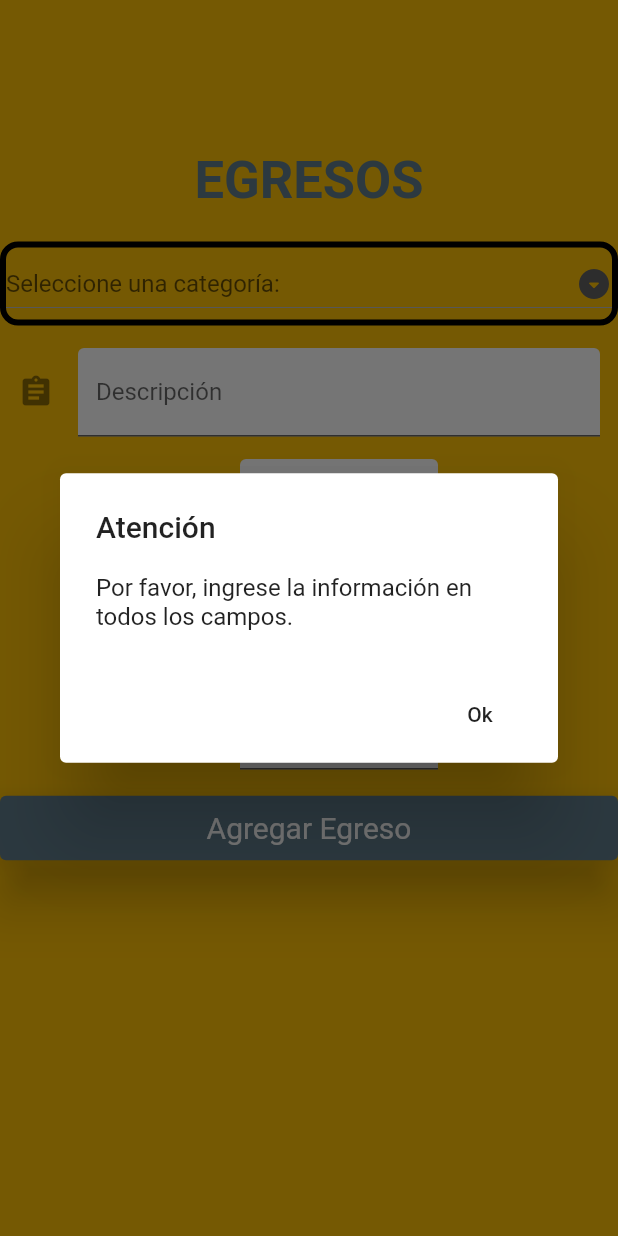
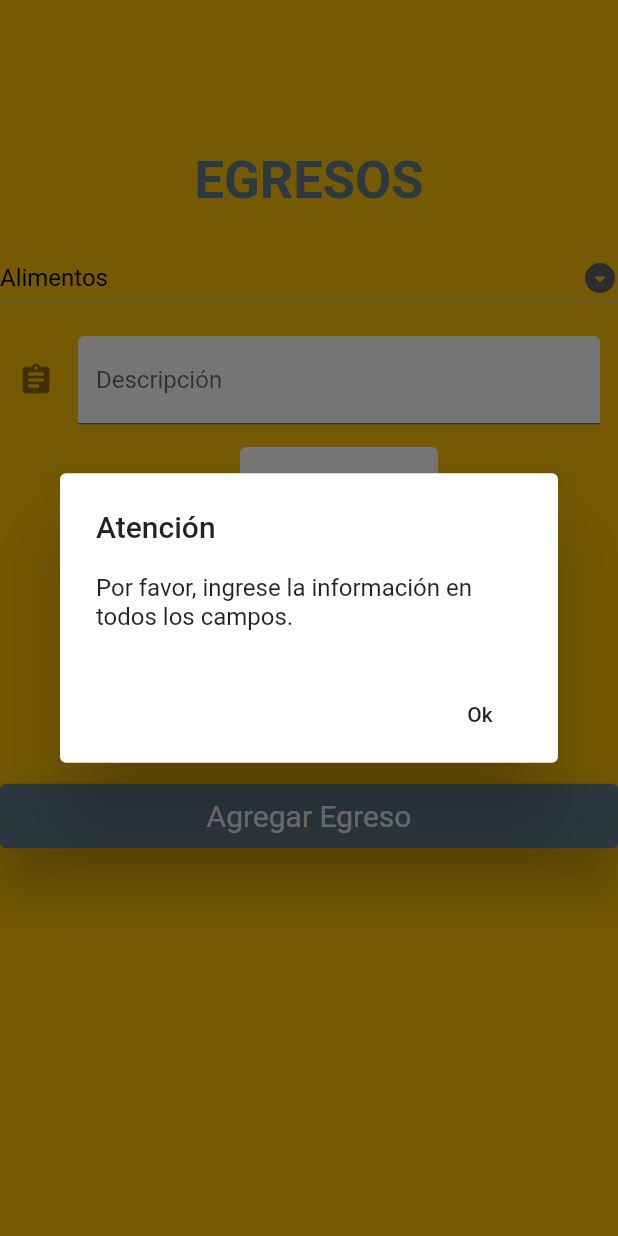
Before and after one commit to AlexisYael/ANT-EATER, a Flutter app: the Egresos screen opened directly with empty values, after a tap on "Agregar Egreso", on a phone screen of 412 x 824 dp. Run offline on Flutter 3.47's test engine with Material 2 defaults, Android fonts, the phone set to English and light mode, and no system bars; our stand-ins replace cloud_firestore, firebase_core, syncfusion_flutter_charts; accounts and stored records are empty.

Commit message:
DropDownButton ya funciona funcionando

```diff
--- a/lib/Egresos.dart
+++ b/lib/Egresos.dart
@@ -1,5 +1,6 @@
 // ignore_for_file: file_names, avoid_unnecessary_containers, sort_child_properties_last, no_leading_underscores_for_local_identifiers, unused_local_variable
 
+import 'dart:developer';
 import 'package:ant_eater/Ingresos.dart';
 import 'package:cloud_firestore/cloud_firestore.dart';
 import 'package:firebase_core/firebase_core.dart';
@@ -21,6 +22,8 @@ class _EgresosState extends State<Egresos> {
   TextEditingController eg_cant_Ctrl = TextEditingController();
   TextEditingController eg_prec_Ctrl = TextEditingController();
   TextEditingController eg_total_Ctrl = TextEditingController();
+  //Crear variable donde indicará el valor actual DropDownButton
+  String dropDownCurrentValue = "Alimentos";
 
   @override
   void dispose() {
@@ -34,13 +37,100 @@ class _EgresosState extends State<Egresos> {
   @override
   Widget build(BuildContext context) {
     return Scaffold(
-      body: cuerpo(eg_desc_Ctrl, eg_cant_Ctrl, eg_prec_Ctrl, eg_total_Ctrl,
-          widget.usuario),
-    );
+        //body: cuerpo(eg_desc_Ctrl, eg_cant_Ctrl, eg_prec_Ctrl, eg_total_Ctrl,widget.usuario),
+        body: Container(
+      child: Center(
+          child: ListView(
+        children: <Widget>[
+          const SizedBox(
+            height: 100,
+          ),
+          titulo(),
+          const SizedBox(
+            height: 20,
+          ),
+//EMpieza codigo para dropdownbutton
+
+          DropdownButton(
+              items: [
+                'Alimentos',
+                'Gastos Escolares',
+                'Transporte',
+                'Servicios',
+                'Gastos Medicos',
+                'Entretenimiento',
+                'Otros'
+              ].map<DropdownMenuItem<String>>((String value) {
+                return DropdownMenuItem<String>(
+                  value: value,
+                  child: Text(value),
+                );
+              }).toList(),
+              style: TextStyle(
+                color: Colors.black,
+                fontSize: 16,
+              ),
+              isExpanded: true,
+              dropdownColor: Colors.white,
+              //hint: Text(selectedValue),
+              icon: Icon(Icons.arrow_drop_down_circle_rounded),
+              value: dropDownCurrentValue,
+              onChanged: (String? valueIn) {
+                setState(() {
+                  dropDownCurrentValue = valueIn.toString();
+                });
+              }),
+//Termina codigo para dropdownButton
+          const SizedBox(
+            height: 15,
+          ),
+          campoDescripcion(eg_desc_Ctrl),
+          const SizedBox(
+            height: 15,
+          ),
+          campoCantidad(eg_cant_Ctrl),
+          const SizedBox(
+            height: 15,
+          ),
+          campoPrecio(eg_prec_Ctrl),
+          const SizedBox(
+            height: 15,
+          ),
+          campoTotal(eg_total_Ctrl),
+          const SizedBox(
+            height: 15,
+          ),
+          botonAgregar(dropDownCurrentValue, eg_desc_Ctrl, eg_cant_Ctrl,
+              eg_prec_Ctrl, eg_total_Ctrl, widget.usuario),
+        ],
+      )),
+
+/*
+          child: DropdownButton(
+              items: ["Opción 1", "Opción 2", "Opción 3"]
+                  .map<DropdownMenuItem<String>>((String value) {
+                return DropdownMenuItem<String>(
+                  value: value,
+                  child: Text(value),
+                );
+              }).toList(),
+              isExpanded: true,
+              dropdownColor: Colors.white,
+              //hint: Text(selectedValue),
+              icon: Icon(Icons.arrow_drop_down_circle_rounded),
+              value: dropDownCurrentValue,
+              onChanged: (String? valueIn) {
+                setState(() {
+                  dropDownCurrentValue = valueIn.toString();
+                });
+              }),
+*/
+    ));
   }
 }
 
-Widget cuerpo(
+//WIDGET CUERPO ORIGINAL
+/*Widget cuerpo(
     eg_desc_Ctrl, eg_cant_Ctrl, eg_prec_Ctrl, eg_total_Ctrl, usuario) {
   return Container(
     child: Center(
@@ -53,7 +143,11 @@ Widget cuerpo(
         const SizedBox(
           height: 20,
         ),
-        categoria(),
+//EMpieza codigo para dropdownbutton
+
+        //   categoria(),
+
+//Termina codigo para dropdownButton
         const SizedBox(
           height: 15,
         ),
@@ -78,7 +172,7 @@ Widget cuerpo(
       ],
     )),
   );
-}
+}*/
 
 Widget titulo() {
   return const Center(
@@ -90,7 +184,8 @@ Widget titulo() {
   );
 }
 
-Widget categoria() {
+//DROPDOWNBUTTON ORIGINAL
+/*Widget categoria() {
   String selectedValue = "Seleccione una categoría:";
   return Container(
     decoration: BoxDecoration(
@@ -98,7 +193,7 @@ Widget categoria() {
       border: Border.all(color: Colors.black, width: 4),
     ),
     child: DropdownButton(
-      items: const [
+      items: [
         DropdownMenuItem<String>(
           child: Text("Alimentos"),
           value: "Alimentos",
@@ -128,7 +223,9 @@ Widget categoria() {
           value: "Otros",
         ),
       ],
-      onChanged: (value) {},
+      onChanged: (value) {
+        selectedValue = value.toString();
+      },
       isExpanded: true,
       dropdownColor: Colors.white,
       hint: Text(selectedValue),
@@ -136,7 +233,7 @@ Widget categoria() {
       //value: selectedValue,
     ),
   );
-}
+}*/
 
 Widget campoDescripcion(eg_desc_Ctrl) {
   return StreamBuilder(builder: (BuildContext context, AsyncSnapshot snapshot) {
@@ -210,8 +307,8 @@ Widget campoTotal(eg_total_Ctrl) {
   });
 }
 
-Widget botonAgregar(
-    eg_desc_Ctrl, eg_cant_Ctrl, eg_prec_Ctrl, eg_total_Ctrl, usuario) {
+Widget botonAgregar(dropDownCurrentValue, eg_desc_Ctrl, eg_cant_Ctrl,
+    eg_prec_Ctrl, eg_total_Ctrl, usuario) {
   return StreamBuilder(builder: (BuildContext context, AsyncSnapshot snapshot) {
     return SizedBox(
       child: TextButton(
@@ -245,6 +342,7 @@ Widget botonAgregar(
           } else {
             final egreso = <String, dynamic>{
               "usuario": usuario,
+              "categoría": dropDownCurrentValue,
               "descripcion": eg_desc_Ctrl.text,
               "cantidad": eg_cant_Ctrl.text,
               "precio": eg_prec_Ctrl.text,
```
